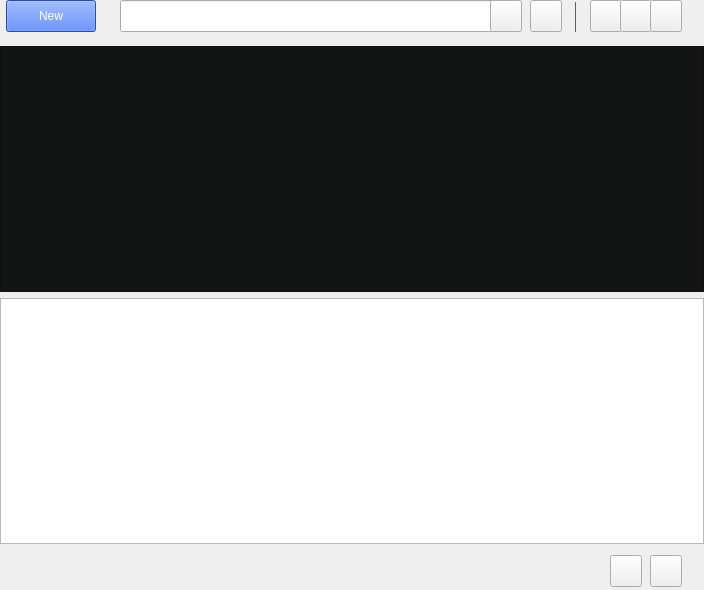
Qt form widget.ui (Franklin-Qi/kylinNote) before a commit.
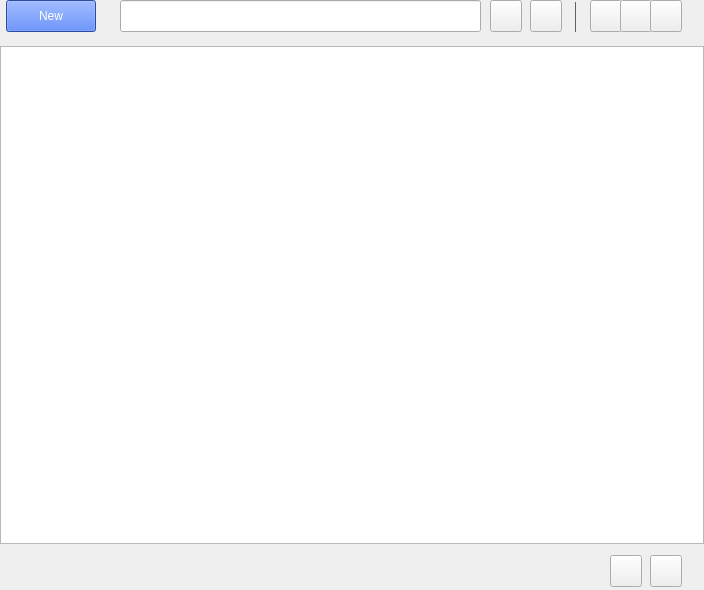
The same form after that commit. Icons and pictures are not drawn.

Commit message: Complete icon view

Patch:
```diff
--- a/widget.ui
+++ b/widget.ui
@@ -84,7 +84,7 @@
         <rect>
          <x>120</x>
          <y>0</y>
-         <width>401</width>
+         <width>361</width>
          <height>32</height>
         </rect>
        </property>
@@ -285,14 +285,6 @@
       </widget>
      </widget>
     </item>
-    <item>
-     <widget class="QTableView" name="tableView">
-      <property name="styleSheet">
-       <string notr="true">background-color: rgb(19,20,20);
-selection-background-color:rgba(72,72,76,1);</string>
-      </property>
-     </widget>
-    </item>
     <item>
      <widget class="QListView" name="listView">
       <property name="styleSheet">
```
Left out of the diff: 4 changed lines with no effect on the pictures. The commit also changes 13 other files.
